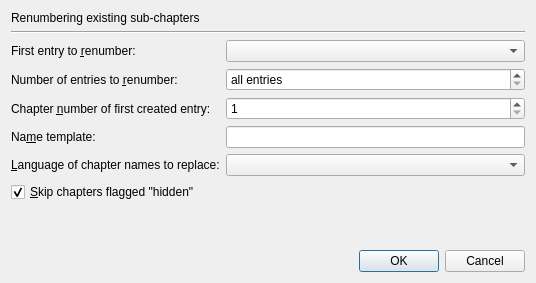
The window that src/mkvtoolnix-gui/forms/chapter_editor/renumber_sub_chapters_parameters_dialog.ui (jpsdr/MKVToolnix-Windows-7) describes before a commit, drawn with Qt 5.
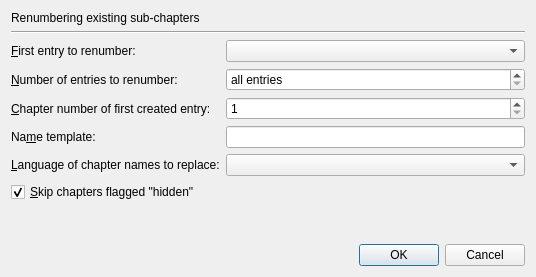
The same window after the commit. Custom widgets are drawn as their Qt base class.

Commit message:
GUI: fix several duplicate keyboard shortcuts
Fixes #1614.

```diff
--- a/src/mkvtoolnix-gui/forms/chapter_editor/renumber_sub_chapters_parameters_dialog.ui
+++ b/src/mkvtoolnix-gui/forms/chapter_editor/renumber_sub_chapters_parameters_dialog.ui
@@ -7,7 +7,7 @@
     <x>0</x>
     <y>0</y>
     <width>536</width>
-    <height>283</height>
+    <height>277</height>
    </rect>
   </property>
   <property name="windowTitle">
@@ -56,7 +56,7 @@
      <item row="2" column="0">
       <widget class="QLabel" name="label_5">
        <property name="text">
-        <string>Chapter &amp;number of first created entry:</string>
+        <string>&amp;Chapter number of first created entry:</string>
        </property>
        <property name="buddy">
         <cstring>sbFirstChapterNumber</cstring>
@@ -66,7 +66,7 @@
      <item row="0" column="0">
       <widget class="QLabel" name="label_3">
        <property name="text">
-        <string>First entry to &amp;renumber:</string>
+        <string>&amp;First entry to renumber:</string>
        </property>
        <property name="buddy">
         <cstring>cbFirstEntryToRenumber</cstring>
@@ -102,7 +102,7 @@
      <item row="1" column="0">
       <widget class="QLabel" name="label_4">
        <property name="text">
-        <string>Number of entries to &amp;renumber:</string>
+        <string>&amp;Number of entries to renumber:</string>
        </property>
        <property name="buddy">
         <cstring>sbNumberOfEntries</cstring>
```
The commit also changes 4 other files.
